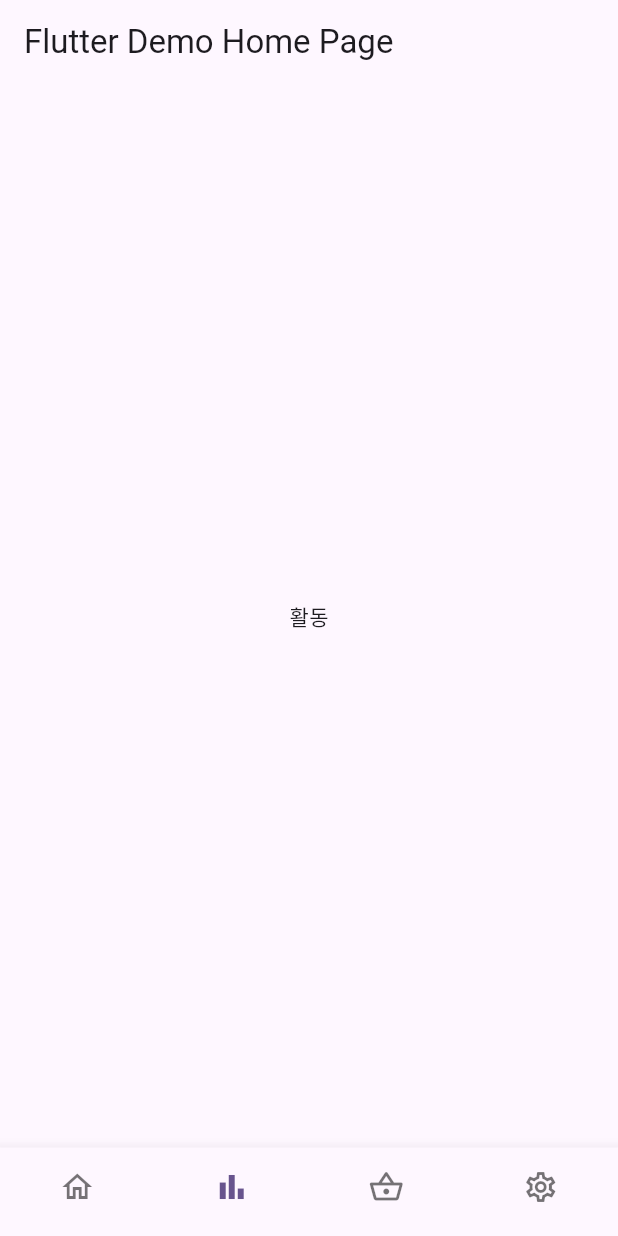
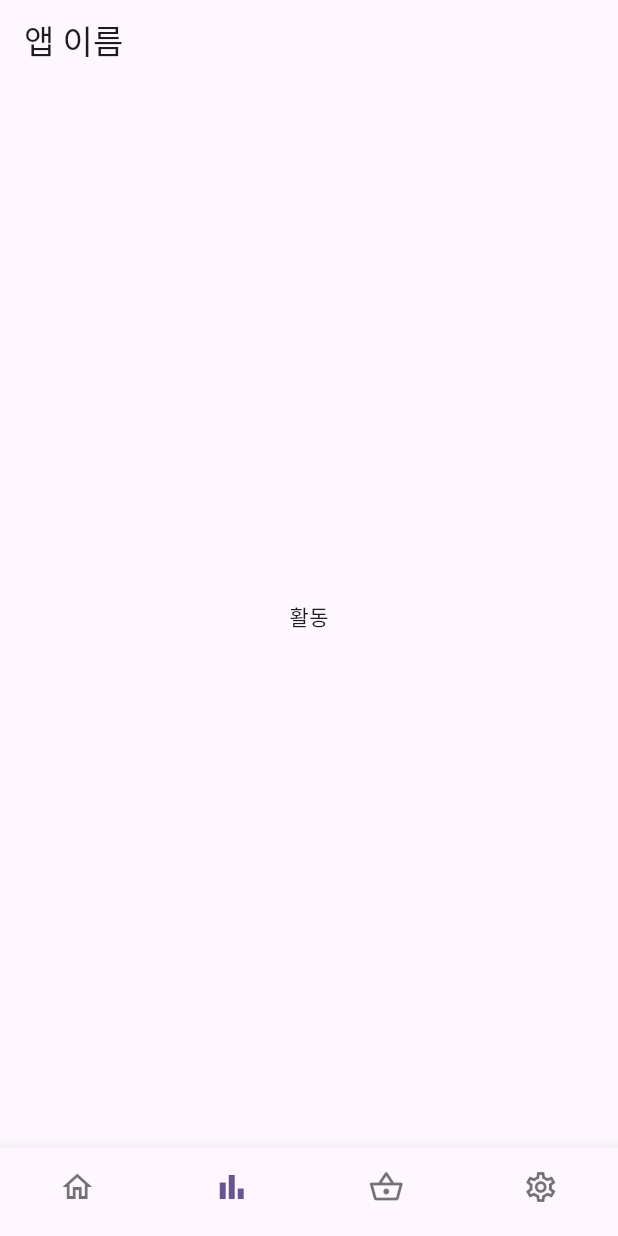
Before and after one commit to yangh0288/avd4tm, a Flutter app: the screen it shows after launch, item 2 of the bottom bar chosen, on a phone screen of 412 x 824 dp. Run offline on Flutter 3.47's test engine with Material 3 defaults, Android fonts, the phone set to English and light mode, and no system bars.

Commit message:
사소한거
텍스트 일부 수정

```diff
--- a/lib/main.dart
+++ b/lib/main.dart
@@ -18,7 +18,7 @@
 
         colorScheme: ColorScheme.fromSeed(seedColor: Colors.deepPurple),
       ),
-      home: const DefaultPage(title: 'Flutter Demo Home Page'),
+      home: const DefaultPage(title: '앱 이름'),
     );
   }
 }
```
